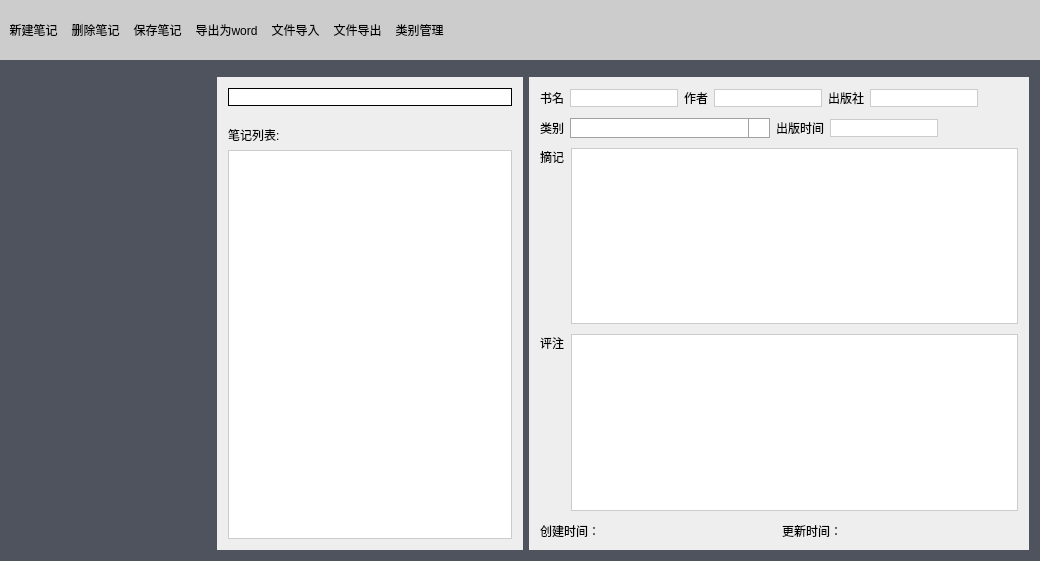
yizhongqishi/BookMarkWithQt, file mainwindow.ui: the form before one commit.
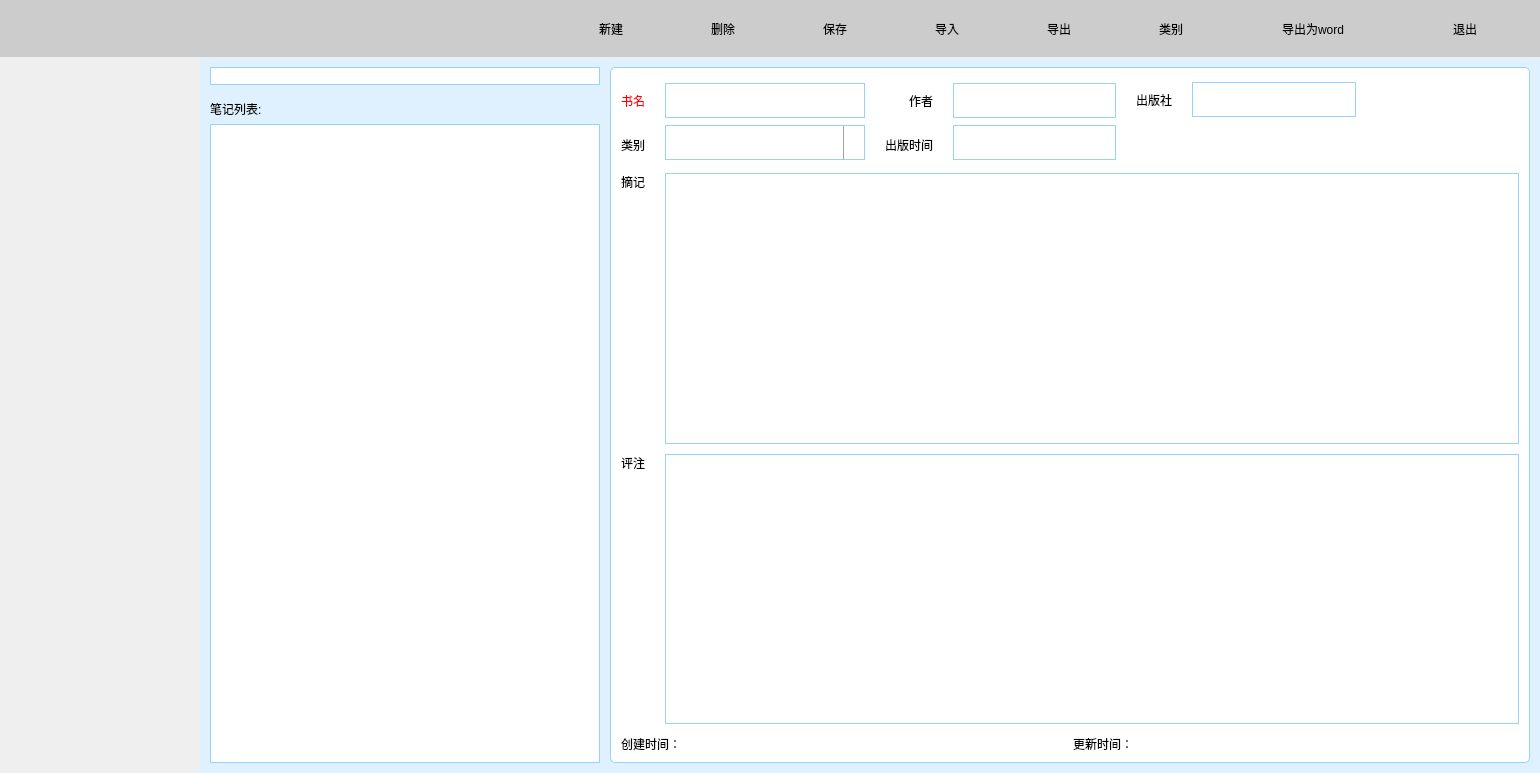
The form after the commit. Icons and pictures are not drawn.

Patch:
```diff
--- a/mainwindow.ui
+++ b/mainwindow.ui
@@ -6,10 +6,16 @@
    <rect>
     <x>0</x>
     <y>0</y>
-    <width>1040</width>
-    <height>561</height>
+    <width>1540</width>
+    <height>773</height>
    </rect>
   </property>
+  <property name="minimumSize">
+   <size>
+    <width>1200</width>
+    <height>600</height>
+   </size>
+  </property>
   <property name="contextMenuPolicy">
    <enum>Qt::NoContextMenu</enum>
   </property>
@@ -18,15 +24,12 @@
   </property>
   <property name="windowIcon">
    <iconset>
-    <normalon>:/icon/42424.jpg</normalon>
+    <normalon>:/icon/logo.png</normalon>
    </iconset>
   </property>
   <widget class="QWidget" name="centralWidget">
    <property name="styleSheet">
-    <string notr="true">QWidget#widget
-{
-	background-color:#4f535e;
-}
+    <string notr="true">
 
 QWidget#widget_toolbar
 {
@@ -38,47 +41,50 @@
 }
 QLabel
 {
-	font: 15pt &quot;微软雅黑&quot;;
+	font: 12pt &quot;微软雅黑&quot;;
 }
 
 QPushButton
 {
-	font: 14pt &quot;微软雅黑&quot;;
+	font: 12pt &quot;微软雅黑&quot;;
 	border: 0px;
 	
 }
 QToolButton
 {
-font: 14pt &quot;微软雅黑&quot;;
+font: 12pt &quot;微软雅黑&quot;;
 	border: 0px;
 }
 
 
+
 QTreeWidget#treeWidget
 {
-	background-color:#4f535e;
+background-color: rgb(255, 255, 255,0);
 	border: 0px;
-	font: 15pt &quot;微软雅黑&quot;;
-	image: url(:/icon/search.jpg);
+	font: 12pt &quot;微软雅黑&quot;;
 }
 
 QWidget#widget_workspace
 {
-	background-color:#4f535e;
+	
+	border-image: url(:/icon/l_bj.jpg);
 }
 
-QWidget#widget_2
-{
-	background-color:#eeeeee;
-}
 
 QWidget#widget_3
 {
 	background-color:#eeeeee;
+	border: 1px solid #97d2ff;
+     border-radius: 5px;
+}
+QWidget#widget_6
+{
+	border-image: url(:/icon/42424.jpg);
 }
 QTreeView::branch:has-children{
 	
-	image: url(:/icon/search.jpg);
+	
 }
 
 
@@ -89,16 +95,16 @@
 
 QLineEdit 
 {
-     border: 1px solid #cccccc;
+     border: 1px solid #97d2ff;
      border-radius: 0px;
-	 font: 15pt &quot;微软雅黑&quot;;
+	 font: 12pt &quot;微软雅黑&quot;;
 }
 
 QComboBox
 {
-     border: 1px solid rgba(161, 161, 161);
+     border: 1px solid #97d2ff;
      padding: 1px 2px 1px 2px;
-	 font: 15pt &quot;微软雅黑&quot;;
+	 font: 12pt &quot;微软雅黑&quot;;
 }
 
 QComboBox::drop-down
@@ -123,14 +129,22 @@
 
 QTextEdit
 {
-	border: 1px solid #cccccc;
-	font: 15pt &quot;微软雅黑&quot;;
+	border: 1px solid #97d2ff;
+	font: 12pt &quot;微软雅黑&quot;;
 }
 
 QListWidget
 {
-	border: 1px solid #cccccc;
-	font: 15pt &quot;微软雅黑&quot;;
+	border: 1px solid #97d2ff;
+	font: 12pt &quot;微软雅黑&quot;;
+}
+QWidget#widget_toolbar
+{
+background-image: url(:/icon/top_bj.jpg);
+}
+QToolButton::hover
+{
+	background-color: rgb(51, 51, 51,97);
 }</string>
    </property>
    <layout class="QGridLayout" name="gridLayout">
@@ -147,11 +161,14 @@
      <number>0</number>
     </property>
     <property name="spacing">
-     <number>7</number>
+     <number>0</number>
     </property>
     <item row="0" column="0">
      <widget class="QWidget" name="widget" native="true">
       <layout class="QVBoxLayout" name="verticalLayout">
+       <property name="spacing">
+        <number>0</number>
+       </property>
        <property name="leftMargin">
         <number>0</number>
        </property>
@@ -168,165 +185,400 @@
         <widget class="QWidget" name="widget_toolbar" native="true">
          <property name="minimumSize">
           <size>
-           <width>0</width>
-           <height>60</height>
+           <width>1500</width>
+           <height>57</height>
           </size>
          </property>
          <property name="maximumSize">
           <size>
            <width>16777215</width>
-           <height>60</height>
+           <height>57</height>
           </size>
          </property>
-         <layout class="QGridLayout" name="gridLayout_2">
+         <property name="styleSheet">
+          <string notr="true">color: rgb(255, 255, 255);
+QToolButton::menu-indicator{
+	image:None;
+}</string>
+         </property>
+         <widget class="QToolButton" name="delfile">
+          <property name="geometry">
+           <rect>
+            <x>668</x>
+            <y>0</y>
+            <width>110</width>
+            <height>57</height>
+           </rect>
+          </property>
+          <property name="minimumSize">
+           <size>
+            <width>110</width>
+            <height>57</height>
+           </size>
+          </property>
+          <property name="maximumSize">
+           <size>
+            <width>110</width>
+            <height>16777215</height>
+           </size>
+          </property>
+          <property name="text">
+           <string>删除</string>
+          </property>
+          <property name="icon">
+           <iconset>
+            <normalon>:/icon/5.png</normalon>
+           </iconset>
+          </property>
+          <property name="iconSize">
+           <size>
+            <width>48</width>
+            <height>48</height>
+           </size>
+          </property>
+          <property name="toolButtonStyle">
+           <enum>Qt::ToolButtonTextBesideIcon</enum>
+          </property>
+          <property name="autoRaise">
+           <bool>true</bool>
+          </property>
+         </widget>
+         <widget class="QToolButton" name="importfile">
+          <property name="geometry">
+           <rect>
+            <x>892</x>
+            <y>0</y>
+            <width>110</width>
+            <height>57</height>
+           </rect>
+          </property>
+          <property name="minimumSize">
+           <size>
+            <width>110</width>
+            <height>57</height>
+           </size>
+          </property>
+          <property name="maximumSize">
+           <size>
+            <width>110</width>
+            <height>16777215</height>
+           </size>
+          </property>
+          <property name="text">
+           <string>导入</string>
+          </property>
+          <property name="icon">
+           <iconset>
+            <normalon>:/icon/8.png</normalon>
+           </iconset>
+          </property>
+          <property name="iconSize">
+           <size>
+            <width>48</width>
+            <height>48</height>
+           </size>
+          </property>
+          <property name="toolButtonStyle">
+           <enum>Qt::ToolButtonTextBesideIcon</enum>
+          </property>
+         </widget>
+         <widget class="QToolButton" name="newfile">
+          <property name="geometry">
+           <rect>
+            <x>556</x>
+            <y>0</y>
+            <width>110</width>
+            <height>57</height>
+           </rect>
+          </property>
+          <property name="minimumSize">
+           <size>
+            <width>110</width>
+            <height>57</height>
+           </size>
+          </property>
+          <property name="maximumSize">
+           <size>
+            <width>110</width>
+            <height>16777215</height>
+           </size>
+          </property>
+          <property name="text">
+           <string>新建</string>
+          </property>
+          <property name="icon">
+           <iconset>
+            <normalon>:/icon/1.png</normalon>
+           </iconset>
+          </property>
+          <property name="iconSize">
+           <size>
+            <width>48</width>
+            <height>48</height>
+           </size>
+          </property>
+          <property name="checkable">
+           <bool>false</bool>
+          </property>
+          <property name="toolButtonStyle">
+           <enum>Qt::ToolButtonTextBesideIcon</enum>
+          </property>
+          <property name="autoRaise">
+           <bool>true</bool>
+          </property>
+         </widget>
+         <widget class="QToolButton" name="categorys">
+          <property name="geometry">
+           <rect>
+            <x>1116</x>
+            <y>0</y>
+            <width>110</width>
+            <height>57</height>
+           </rect>
+          </property>
+          <property name="minimumSize">
+           <size>
+            <width>110</width>
+            <height>57</height>
+           </size>
+          </property>
+          <property name="maximumSize">
+           <size>
+            <width>110</width>
+            <height>16777215</height>
+           </size>
+          </property>
+          <property name="text">
+           <string>类别</string>
+          </property>
+          <property name="icon">
+           <iconset>
+            <normalon>:/icon/4.png</normalon>
+           </iconset>
+          </property>
+          <property name="iconSize">
+           <size>
+            <width>48</width>
+            <height>48</height>
+           </size>
+          </property>
+          <property name="toolButtonStyle">
+           <enum>Qt::ToolButtonTextBesideIcon</enum>
+          </property>
+         </widget>
+         <widget class="QToolButton" name="savefile">
+          <property name="geometry">
+           <rect>
+            <x>780</x>
+            <y>0</y>
+            <width>110</width>
+            <height>57</height>
+           </rect>
+          </property>
+          <property name="minimumSize">
+           <size>
+            <width>110</width>
+            <height>57</height>
+           </size>
+          </property>
+          <property name="maximumSize">
+           <size>
+            <width>110</width>
+            <height>16777215</height>
+           </size>
+          </property>
+          <property name="text">
+           <string>保存</string>
+          </property>
+          <property name="icon">
+           <iconset>
+            <normalon>:/icon/6.png</normalon>
+           </iconset>
+          </property>
+          <property name="iconSize">
+           <size>
+            <width>48</width>
+            <height>48</height>
+           </size>
+          </property>
+          <property name="toolButtonStyle">
+           <enum>Qt::ToolButtonTextBesideIcon</enum>
+          </property>
+         </widget>
+         <widget class="QToolButton" name="restorefile">
+          <property name="geometry">
+           <rect>
+            <x>1004</x>
+            <y>0</y>
+            <width>110</width>
+            <height>57</height>
+           </rect>
+          </property>
+          <property name="minimumSize">
+           <size>
+            <width>110</width>
+            <height>57</height>
+           </size>
+          </property>
+          <property name="maximumSize">
+           <size>
+            <width>110</width>
+            <height>16777215</height>
+           </size>
+          </property>
+          <property name="text">
+           <string>导出</string>
+          </property>
+          <property name="icon">
+           <iconset>
+            <normalon>:/icon/3.png</normalon>
+           </iconset>
+          </property>
+          <property name="iconSize">
+           <size>
+            <width>48</width>
+            <height>48</height>
+           </size>
+          </property>
+          <property name="toolButtonStyle">
+           <enum>Qt::ToolButtonTextBesideIcon</enum>
+          </property>
+         </widget>
+         <widget class="QLabel" name="label_7">
+          <property name="geometry">
+           <rect>
+            <x>5</x>
+            <y>9</y>
+            <width>259</width>
+            <height>39</height>
+           </rect>
+          </property>
+          <property name="minimumSize">
+           <size>
+            <width>259</width>
+            <height>39</height>
+           </size>
+          </property>
+          <property name="maximumSize">
+           <size>
+            <width>259</width>
+            <height>39</height>
+           </size>
+          </property>
+          <property name="styleSheet">
+           <string notr="true">border-image: url(:/icon/title.png);</string>
+          </property>
+          <property name="text">
+           <string/>
+          </property>
+         </widget>
+         <widget class="QToolButton" name="toolButton">
+          <property name="geometry">
+           <rect>
+            <x>1410</x>
+            <y>0</y>
+            <width>110</width>
+            <height>57</height>
+           </rect>
+          </property>
+          <property name="minimumSize">
+           <size>
+            <width>110</width>
+            <height>57</height>
+           </size>
+          </property>
+          <property name="maximumSize">
+           <size>
+            <width>110</width>
+            <height>16777215</height>
+           </size>
+          </property>
+          <property name="text">
+           <string>退出</string>
+          </property>
+          <property name="icon">
+           <iconset>
+            <normalon>:/icon/7.png</normalon>
+           </iconset>
+          </property>
+          <property name="iconSize">
+           <size>
+            <width>48</width>
+            <height>48</height>
+           </size>
+          </property>
+          <property name="toolButtonStyle">
+           <enum>Qt::ToolButtonTextBesideIcon</enum>
+          </property>
+         </widget>
+         <widget class="QToolButton" name="toword">
+          <property name="geometry">
+           <rect>
+            <x>1228</x>
+            <y>0</y>
+            <width>170</width>
+            <height>57</height>
+           </rect>
+          </property>
+          <property name="minimumSize">
+           <size>
+            <width>170</width>
+            <height>57</height>
+           </size>
+          </property>
+          <property name="maximumSize">
+           <size>
+            <width>180</width>
+            <height>16777215</height>
+           </size>
+          </property>
+          <property name="text">
+           <string>导出为word</string>
+          </property>
+          <property name="icon">
+           <iconset>
+            <normalon>:/icon/2.png</normalon>
+           </iconset>
+          </property>
+          <property name="iconSize">
+           <size>
+            <width>48</width>
+            <height>48</height>
+           </size>
+          </property>
+          <property name="toolButtonStyle">
+           <enum>Qt::ToolButtonTextBesideIcon</enum>
+          </property>
+          <property name="autoRaise">
+           <bool>true</bool>
+          </property>
+         </widget>
+        </widget>
+       </item>
+       <item>
+        <widget class="QWidget" name="widget_workspace" native="true">
+         <property name="minimumSize">
+          <size>
+           <width>0</width>
+           <height>631</height>
+          </size>
+         </property>
+         <layout class="QHBoxLayout" name="horizontalLayout">
+          <property name="spacing">
+           <number>0</number>
+          </property>
           <property name="leftMargin">
-           <number>5</number>
+           <number>0</number>
           </property>
           <property name="topMargin">
            <number>0</number>
           </property>
+          <property name="rightMargin">
+           <number>0</number>
+          </property>
           <property name="bottomMargin">
            <number>0</number>
           </property>
-          <property name="horizontalSpacing">
-           <number>5</number>
-          </property>
-          <item row="0" column="10">
-           <spacer name="horizontalSpacer_4">
-            <property name="orientation">
-             <enum>Qt::Horizontal</enum>
-            </property>
-            <property name="sizeHint" stdset="0">
-             <size>
-              <width>40</width>
-              <height>20</height>
-             </size>
-            </property>
-           </spacer>
-          </item>
-          <item row="0" column="1">
-           <widget class="QToolButton" name="newfile">
-            <property name="text">
-             <string>新建笔记</string>
-            </property>
-            <property name="icon">
-             <iconset>
-              <normalon>:/icon/newfile.png</normalon>
-             </iconset>
-            </property>
-            <property name="checkable">
-             <bool>false</bool>
-            </property>
-            <property name="toolButtonStyle">
-             <enum>Qt::ToolButtonTextBesideIcon</enum>
-            </property>
-            <property name="autoRaise">
-             <bool>true</bool>
-            </property>
-           </widget>
-          </item>
-          <item row="0" column="6">
-           <widget class="QToolButton" name="importfile">
-            <property name="text">
-             <string>文件导入</string>
-            </property>
-            <property name="icon">
-             <iconset>
-              <normalon>:/icon/import.png</normalon>
-             </iconset>
-            </property>
-            <property name="toolButtonStyle">
-             <enum>Qt::ToolButtonTextBesideIcon</enum>
-            </property>
-           </widget>
-          </item>
-          <item row="0" column="2">
-           <widget class="QToolButton" name="delfile">
-            <property name="text">
-             <string>删除笔记</string>
-            </property>
-            <property name="icon">
-             <iconset>
-              <normalon>:/icon/delete.jpg</normalon>
-             </iconset>
-            </property>
-            <property name="toolButtonStyle">
-             <enum>Qt::ToolButtonTextBesideIcon</enum>
-            </property>
-            <property name="autoRaise">
-             <bool>true</bool>
-            </property>
-           </widget>
-          </item>
-          <item row="0" column="5">
-           <widget class="QToolButton" name="toword">
-            <property name="text">
-             <string>导出为word</string>
-            </property>
-            <property name="icon">
-             <iconset>
-              <normalon>:/icon/output.jpg</normalon>
-             </iconset>
-            </property>
-            <property name="toolButtonStyle">
-             <enum>Qt::ToolButtonTextBesideIcon</enum>
-            </property>
-            <property name="autoRaise">
-             <bool>true</bool>
-            </property>
-           </widget>
-          </item>
-          <item row="0" column="7">
-           <widget class="QToolButton" name="restorefile">
-            <property name="text">
-             <string>文件导出</string>
-            </property>
-            <property name="icon">
-             <iconset>
-              <normalon>:/icon/save.jpg</normalon>
-             </iconset>
-            </property>
-            <property name="toolButtonStyle">
-             <enum>Qt::ToolButtonTextBesideIcon</enum>
-            </property>
-           </widget>
-          </item>
-          <item row="0" column="8">
-           <widget class="QToolButton" name="categorys">
-            <property name="text">
-             <string>类别管理</string>
-            </property>
-            <property name="icon">
-             <iconset>
-              <normalon>:/icon/manager.jpg</normalon>
-             </iconset>
-            </property>
-            <property name="toolButtonStyle">
-             <enum>Qt::ToolButtonTextBesideIcon</enum>
-            </property>
-           </widget>
-          </item>
-          <item row="0" column="3">
-           <widget class="QToolButton" name="savefile">
-            <property name="text">
-             <string>保存笔记</string>
-            </property>
-            <property name="icon">
-             <iconset>
-              <normalon>:/icon/save.jpg</normalon>
-             </iconset>
-            </property>
-            <property name="toolButtonStyle">
-             <enum>Qt::ToolButtonTextBesideIcon</enum>
-            </property>
-           </widget>
-          </item>
-         </layout>
-        </widget>
-       </item>
-       <item>
-        <widget class="QWidget" name="widget_workspace" native="true">
-         <layout class="QHBoxLayout" name="horizontalLayout">
           <item>
            <widget class="QTreeWidget" name="treeWidget">
             <property name="maximumSize">
@@ -338,14 +590,15 @@
             <property name="font">
              <font>
               <family>微软雅黑</family>
-              <pointsize>15</pointsize>
+              <pointsize>12</pointsize>
               <weight>50</weight>
               <italic>false</italic>
               <bold>false</bold>
              </font>
             </property>
             <property name="styleSheet">
-             <string notr="true">color: rgb(255, 255, 255);</string>
+             <string notr="true">color: rgb(255, 255, 255);
+border-image: url(:/icon/左边树背景top.png);</string>
             </property>
             <property name="frameShadow">
              <enum>QFrame::Plain</enum>
@@ -362,11 +615,23 @@
           </item>
           <item>
            <widget class="QWidget" name="widget_6" native="true">
+            <property name="minimumSize">
+             <size>
+              <width>0</width>
+              <height>500</height>
+             </size>
+            </property>
+            <property name="maximumSize">
+             <size>
+              <width>16777215</width>
+              <height>16777215</height>
+             </size>
+            </property>
             <property name="autoFillBackground">
              <bool>false</bool>
             </property>
             <property name="styleSheet">
-             <string notr="true">background-image: url(:/icon/oo.png);</string>
+             <string notr="true"/>
             </property>
             <layout class="QHBoxLayout" name="horizontalLayout_11">
              <property name="leftMargin">
@@ -387,20 +652,23 @@
                 <bool>false</bool>
                </property>
                <property name="styleSheet">
-                <string notr="true">background-image: url(:/icon/bk.png);</string>
+                <string notr="true">background-color: rgb(223, 241, 255);</string>
                </property>
                <layout class="QHBoxLayout" name="horizontalLayout_10">
+                <property name="spacing">
+                 <number>0</number>
+                </property>
                 <property name="leftMargin">
-                 <number>0</number>
+                 <number>10</number>
                 </property>
                 <property name="topMargin">
-                 <number>0</number>
+                 <number>10</number>
                 </property>
                 <property name="rightMargin">
-                 <number>0</number>
+                 <number>10</number>
                 </property>
                 <property name="bottomMargin">
-                 <number>0</number>
+                 <number>10</number>
                 </property>
                 <item>
                  <widget class="QWidget" name="widget_2" native="true">
@@ -416,17 +684,39 @@
                     <height>16777215</height>
                    </size>
                   </property>
+                  <property name="styleSheet">
+                   <string notr="true">background-color: rgb(223, 241, 255);</string>
+                  </property>
                   <layout class="QVBoxLayout" name="verticalLayout_3">
                    <property name="spacing">
-                    <number>20</number>
+                    <number>15</number>
+                   </property>
+                   <property name="leftMargin">
+                    <number>0</number>
+                   </property>
+                   <property name="topMargin">
+                    <number>0</number>
+                   </property>
+                   <property name="rightMargin">
+                    <number>10</number>
+                   </property>
+                   <property name="bottomMargin">
+                    <number>0</number>
                    </property>
                    <item>
                     <widget class="QFrame" name="frame_4">
+                     <property name="maximumSize">
+                      <size>
+                       <width>1677215</width>
+                       <height>35</height>
+                      </size>
+                     </property>
                      <property name="cursor">
                       <cursorShape>ArrowCursor</cursorShape>
                      </property>
                      <property name="styleSheet">
                       <string notr="true">background-color: rgb(255, 255, 255);
+border: 1px solid #97d2ff;
 </string>
                      </property>
                      <property name="frameShape">
@@ -448,13 +738,6 @@
                       <property name="bottomMargin">
                        <number>0</number>
                       </property>
-                      <item>
-                       <widget class="QLineEdit" name="searchword">
-                        <property name="styleSheet">
-                         <string notr="true">border:0px</string>
-                        </property>
-                       </widget>
-                      </item>
                       <item>
                        <widget class="QPushButton" name="ss">
                         <property name="maximumSize">
@@ -474,17 +757,24 @@
                         </property>
                         <property name="icon">
                          <iconset>
-                          <normalon>:/icon/search.png</normalon>
+                          <normalon>:/icon/ss.png</normalon>
                          </iconset>
                         </property>
                         <property name="iconSize">
                          <size>
-                          <width>38</width>
-                          <height>38</height>
+                          <width>50</width>
+                          <height>50</height>
                          </size>
                         </property>
                        </widget>
                       </item>
+                      <item>
+                       <widget class="QLineEdit" name="searchword">
+                        <property name="styleSheet">
+                         <string notr="true">border:0px</string>
+                        </property>
+                       </widget>
+                      </item>
                      </layout>
                     </widget>
                    </item>
@@ -499,6 +789,9 @@
                      </item>
                      <item>
                       <widget class="QListWidget" name="searchresults">
+                       <property name="styleSheet">
+                        <string notr="true">background-color: rgb(255, 255, 255);</string>
+                       </property>
                        <property name="spacing">
                         <number>0</number>
                        </property>
@@ -511,51 +804,203 @@
                 </item>
                 <item>
                  <widget class="QWidget" name="widget_3" native="true">
+                  <property name="maximumSize">
+                   <size>
+                    <width>1400</width>
+                    <height>16777215</height>
+                   </size>
+                  </property>
+                  <property name="styleSheet">
+                   <string notr="true">background-color: rgb(255, 255, 255);</string>
+                  </property>
                   <layout class="QVBoxLayout" name="verticalLayout_6">
                    <property name="spacing">
                     <number>10</number>
                    </property>
+                   <property name="topMargin">
+                    <number>15</number>
+                   </property>
                    <property name="bottomMargin">
                     <number>9</number>
                    </property>
                    <item>
                     <layout class="QHBoxLayout" name="horizontalLayout_5">
+                     <property name="spacing">
+                      <number>20</number>
+                     </property>
                      <item>
-                      <widget class="QLabel" name="bookname">
-                       <property name="text">
-                        <string>书名</string>
-                       </property>
-                      </widget>
+                      <layout class="QVBoxLayout" name="verticalLayout_8">
+                       <item>
+                        <widget class="QLabel" name="bookname">
+                         <property name="styleSheet">
+                          <string notr="true">color: rgb(255, 0, 0);</string>
+                         </property>
+                         <property name="text">
+                          <string>书名</string>
+                         </property>
+                        </widget>
+                       </item>
+                       <item>
+                        <widget class="QLabel" name="category">
+                         <property name="text">
+                          <string>类别</string>
+                         </property>
+                        </widget>
+                       </item>
+                      </layout>
                      </item>
                      <item>
-                      <widget class="QLineEdit" name="nameEd">
-                       <property name="maximumSize">
-                        <size>
-                         <width>300</width>
-                         <height>16777215</height>
-                        </size>
-                       </property>
-                      </widget>
+                      <layout class="QVBoxLayout" name="verticalLayout_10">
+                       <item>
+                        <widget class="QLineEdit" name="nameEd">
+                         <property name="minimumSize">
+                          <size>
+                           <width>200</width>
+                           <height>35</height>
+                          </size>
+                         </property>
+                         <property name="maximumSize">
+                          <size>
+                           <width>500</width>
+                           <height>16777215</height>
+                          </size>
+                         </property>
+                         <property name="styleSheet">
+                          <string notr="true"/>
+                         </property>
+                        </widget>
+                       </item>
+                       <item>
+                        <widget class="QComboBox" name="categoryBox">
+                         <property name="minimumSize">
+                          <size>
+                           <width>200</width>
+                           <height>35</height>
+                          </size>
+                         </property>
+                         <property name="maximumSize">
+                          <size>
+                           <width>500</width>
+                           <height>16777215</height>
+                          </size>
+                         </property>
+                        </widget>
+                       </item>
+                      </layout>
                      </item>
                      <item>
-                      <widget class="QLabel" name="label_2">
-                       <property name="text">
-                        <string>作者</string>
-                       </property>
-                      </widget>
+                      <layout class="QVBoxLayout" name="verticalLayout_11">
+                       <item>
+                        <widget class="QLabel" name="label_2">
+                         <property name="text">
+                          <string>作者</string>
+                         </property>
+                         <property name="alignment">
+                          <set>Qt::AlignRight|Qt::AlignTrailing|Qt::AlignVCenter</set>
+                         </property>
+                        </widget>
+                       </item>
+                       <item>
+                        <widget class="QLabel" name="label_3">
+                         <property name="text">
+                          <string>出版时间</string>
+                         </property>
+                        </widget>
+                       </item>
+                      </layout>
                      </item>
                      <item>
-                      <widget class="QLineEdit" name="author"/>
+                      <layout class="QVBoxLayout" name="verticalLayout_12">
+                       <item>
+                        <widget class="QLineEdit" name="author">
+                         <property name="minimumSize">
+                          <size>
+                           <width>0</width>
+                           <height>35</height>
+                          </size>
+                         </property>
+                         <property name="maximumSize">
+                          <size>
+                           <width>300</width>
+                           <height>16777215</height>
+                          </size>
+                         </property>
+                        </widget>
+                       </item>
+                       <item>
+                        <widget class="QLineEdit" name="madetime">
+                         <property name="minimumSize">
+                          <size>
+                           <width>100</width>
+                           <height>35</height>
+                          </size>
+                         </property>
+                         <property name="maximumSize">
+                          <size>
+                           <width>300</width>
+                           <height>16777215</height>
+                          </size>
+                         </property>
+                        </widget>
+                       </item>
+                      </layout>
                      </item>
                      <item>
-                      <widget class="QLabel" name="label_6">
-                       <property name="text">
-                        <string>出版社</string>
-                       </property>
-                      </widget>
+                      <layout class="QVBoxLayout" name="verticalLayout_13">
+                       <item>
+                        <widget class="QLabel" name="label_6">
+                         <property name="text">
+                          <string>出版社</string>
+                         </property>
+                        </widget>
+                       </item>
+                       <item>
+                        <widget class="QLabel" name="label_8">
+                         <property name="minimumSize">
+                          <size>
+                           <width>0</width>
+                           <height>40</height>
+                          </size>
+                         </property>
+                         <property name="text">
+                          <string/>
+                         </property>
+                        </widget>
+                       </item>
+                      </layout>
                      </item>
                      <item>
-                      <widget class="QLineEdit" name="place"/>
+                      <layout class="QVBoxLayout" name="verticalLayout_14">
+                       <item>
+                        <widget class="QLineEdit" name="place">
+                         <property name="minimumSize">
+                          <size>
+                           <width>0</width>
+                           <height>35</height>
+                          </size>
+                         </property>
+                         <property name="maximumSize">
+                          <size>
+                           <width>600</width>
+                           <height>16777215</height>
+                          </size>
+                         </property>
+                        </widget>
+                       </item>
+                       <item>
+                        <widget class="QLabel" name="label_9">
+                         <property name="minimumSize">
+                          <size>
+                           <width>0</width>
+                           <height>40</height>
+                          </size>
+                         </property>
+                         <property name="text">
+                          <string/>
+                         </property>
+                        </widget>
+                       </item>
+                      </layout>
                      </item>
                      <item>
                       <spacer name="horizontalSpacer_5">
@@ -572,54 +1017,10 @@
                      </item>
                     </layout>
                    </item>
-                   <item>
-                    <layout class="QHBoxLayout" name="horizontalLayout_8">
-                     <item>
-                      <widget class="QLabel" name="category">
-                       <property name="text">
-                        <string>类别</string>
-                       </property>
-                      </widget>
-                     </item>
-                     <item>
-                      <widget class="QComboBox" name="categoryBox">
-                       <property name="minimumSize">
-                        <size>
-                         <width>200</width>
-                         <height>0</height>
-                        </size>
-                       </property>
-                      </widget>
-                     </item>
-                     <item>
-                      <widget class="QLabel" name="label_3">
-                       <property name="text">
-                        <string>出版时间</string>
-                       </property>
-                      </widget>
-                     </item>
-                     <item>
-                      <widget class="QLineEdit" name="madetime"/>
-                     </item>
-                     <item>
-                      <spacer name="horizontalSpacer_3">
-                       <property name="orientation">
-                        <enum>Qt::Horizontal</enum>
-                       </property>
-                       <property name="sizeHint" stdset="0">
-                        <size>
-                         <width>40</width>
-                         <height>20</height>
-                        </size>
-                       </property>
-                      </spacer>
-                     </item>
-                    </layout>
-                   </item>
                    <item>
                     <layout class="QHBoxLayout" name="horizontalLayout_6">
                      <property name="spacing">
-                      <number>7</number>
+                      <number>20</number>
                      </property>
                      <item>
                       <layout class="QVBoxLayout" name="verticalLayout_4">
@@ -657,7 +1058,7 @@
                    <item>
                     <layout class="QHBoxLayout" name="horizontalLayout_7">
                      <property name="spacing">
-                      <number>7</number>
+                      <number>20</number>
                      </property>
                      <item>
                       <layout class="QVBoxLayout" name="verticalLayout_5">
```
Left out of the diff: 19 changed lines with no effect on the pictures.
